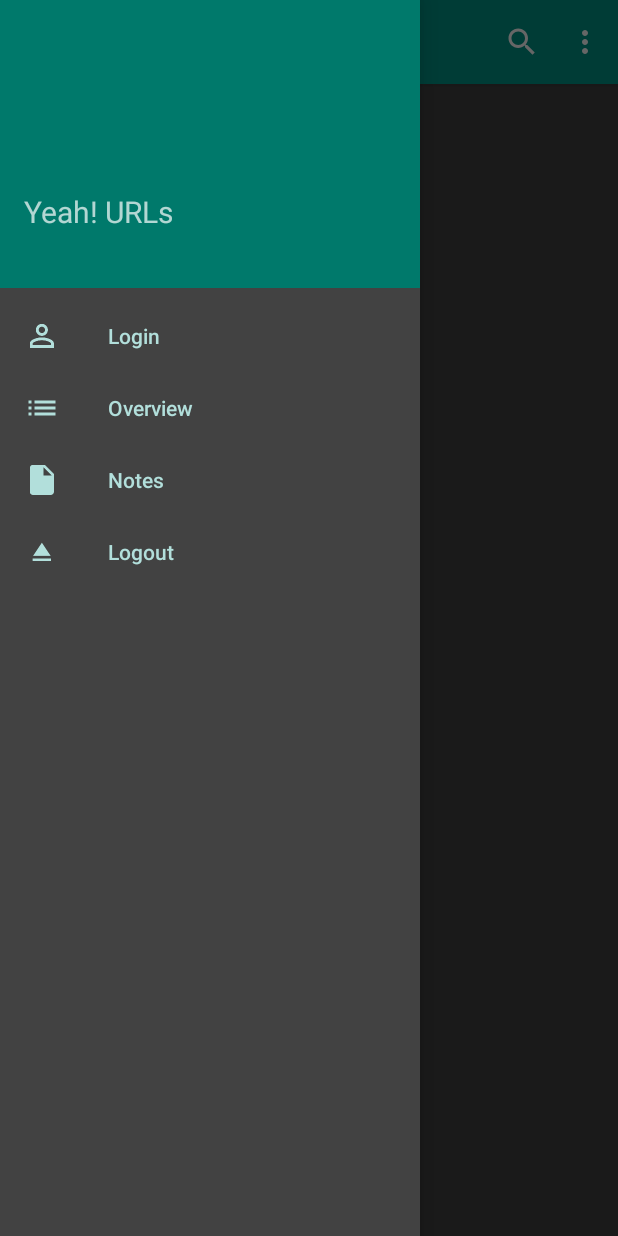
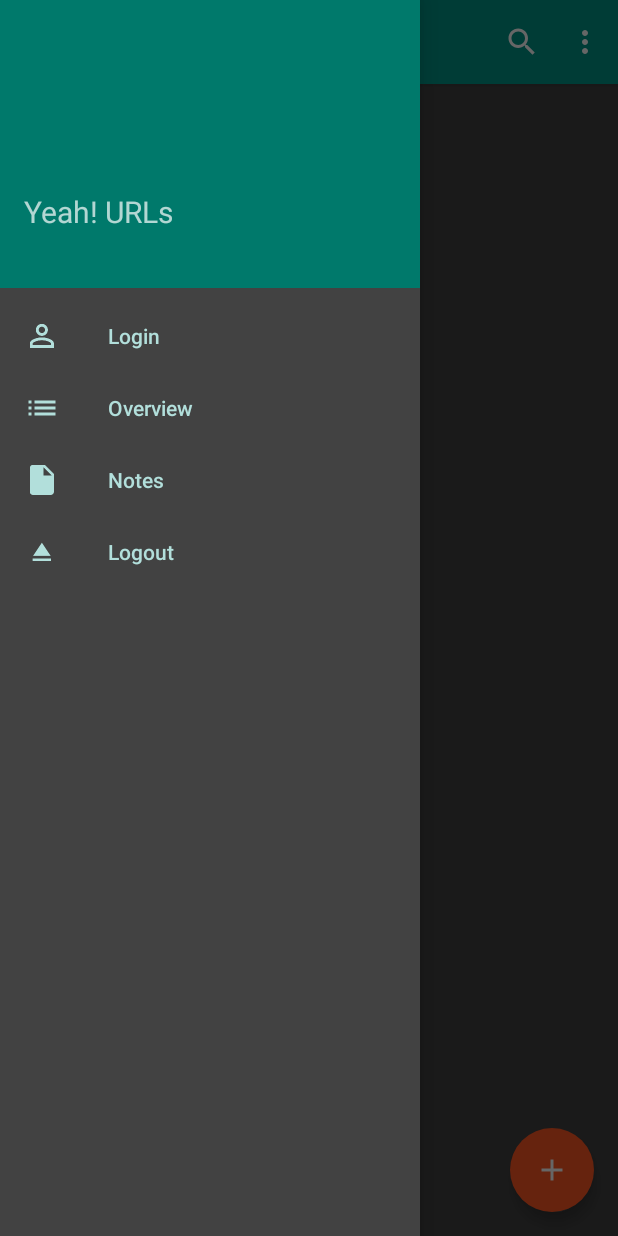
Before and after one commit to flashback2k14/YeahUrlsAndroidapp, an Android app: the fragment NotesFragment placed in its activity, with the side drawer open, on a phone screen of 412 x 824 dp. Run offline under Robolectric (Android 15) with nearby library versions, the phone set to English and light mode, and no system bars; libraries missing offline, so code that uses them is left out: com.firebase.client; 1 statement that could not run was skipped.

Commit message:
temp no notes section

```diff
--- a/app/src/main/java/com/yeahdev/yeahurls/MainActivity.java
+++ b/app/src/main/java/com/yeahdev/yeahurls/MainActivity.java
@@ -37,9 +37,9 @@ public class MainActivity extends AppCompatActivity implements ICommunication {
     private FloatingActionButton fabAdd;
     private TextView tvHeaderEmail;
 
-    private Fragment loginFragment;
-    private Fragment overviewFragment;
-    private Fragment notesFragment;
+    private LoginFragment loginFragment;
+    private OverviewFragment overviewFragment;
+    private NotesFragment notesFragment;
 
     private UserCreds fireBaseUserCreds;
     private User fireBaseUser;
@@ -94,7 +94,8 @@ public class MainActivity extends AppCompatActivity implements ICommunication {
 
                     case R.id.navigation_item_note:
                         drawerLayout.closeDrawers();
-                        showNotesFragment();
+                        //showNotesFragment();
+                        Utilities.buildSnackbar(MainActivity.this, "Not implemented, yet!");
                         break;
 
                     case R.id.navigation_item_logout:
--- a/app/src/main/res/layout/fragment_notes.xml
+++ b/app/src/main/res/layout/fragment_notes.xml
@@ -1,8 +1,10 @@
 <FrameLayout
     xmlns:android="http://schemas.android.com/apk/res/android"
     xmlns:app="http://schemas.android.com/apk/res-auto"
+    xmlns:tools="http://schemas.android.com/tools"
     android:layout_width="match_parent"
-    android:layout_height="match_parent">
+    android:layout_height="match_parent"
+    tools:context="com.yeahdev.yeahurls.fragments.NotesFragment">
 
     <android.support.v7.widget.RecyclerView
         android:id="@+id/rvNotes"
@@ -19,7 +21,6 @@
         android:layout_marginEnd="@dimen/yeahurls_fab_margin_right"
         android:src="@drawable/ic_add_white_48dp"
         android:layout_gravity="bottom|end"
-        android:visibility="gone"
         app:borderWidth="0px"
         app:fabSize="normal" />
 
--- a/app/src/main/res/layout/fragment_overview.xml
+++ b/app/src/main/res/layout/fragment_overview.xml
@@ -1,7 +1,9 @@
 <FrameLayout
     xmlns:android="http://schemas.android.com/apk/res/android"
+    xmlns:tools="http://schemas.android.com/tools"
     android:layout_width="match_parent"
-    android:layout_height="fill_parent">
+    android:layout_height="fill_parent"
+    tools:context="com.yeahdev.yeahurls.fragments.OverviewFragment">
 
     <android.support.v7.widget.RecyclerView
         android:id="@+id/rvOverview"
```
Also changed, not shown: 1 other file.
